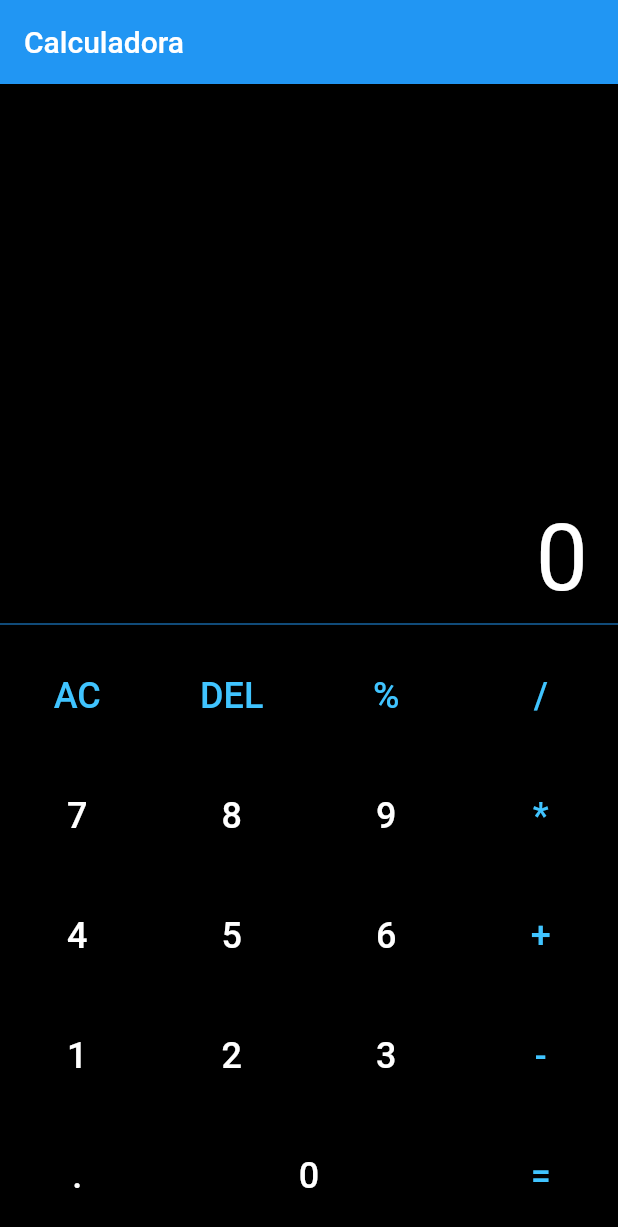
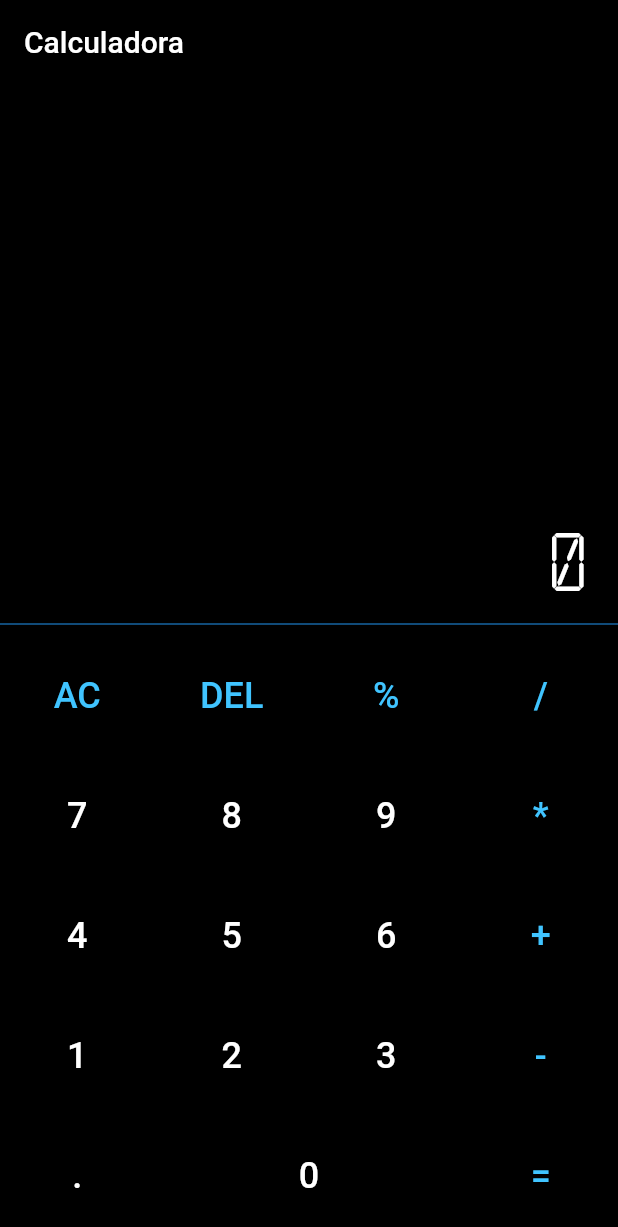
Before and after one commit to lucasfmessias/Fatec-ProgDispMoveis-Calculator, a Flutter app: the screen it shows after launch, on a phone screen of 412 x 824 dp. Shown: the top 1227 px of the screen. Run offline on Flutter 3.47's test engine with Material 2 defaults, Android fonts, the phone set to English and light mode, and no system bars.

Commit message:
Second commit - Display font Calculator

```diff
--- a/lib/pages/calculator_page.dart
+++ b/lib/pages/calculator_page.dart
@@ -25,7 +25,7 @@ class __CalculatatorPageStateState extends State<CalculatorPage> {
   }
 
   Widget _buildAppBar() =>
-      AppBar(title: Text("Calculadora"), backgroundColor: Colors.blue);
+      AppBar(title: Text("Calculadora"), backgroundColor: Colors.black);
 
   Widget _buildDisplay({String text}) {
     return Expanded(
@@ -35,7 +35,8 @@ class __CalculatatorPageStateState extends State<CalculatorPage> {
         child: Text(
           text ?? '0',
           textAlign: TextAlign.end,
-          style: TextStyle(color: Colors.white, fontSize: 62),
+          style: TextStyle(
+              color: Colors.white, fontSize: 62, fontFamily: 'Calculator_font'),
         ),
       ),
     );
```
Also changed, not shown: pubspec.yaml (+4 -4 lines), fonts/Calculator_font.ttf (added), pubspec.lock.
